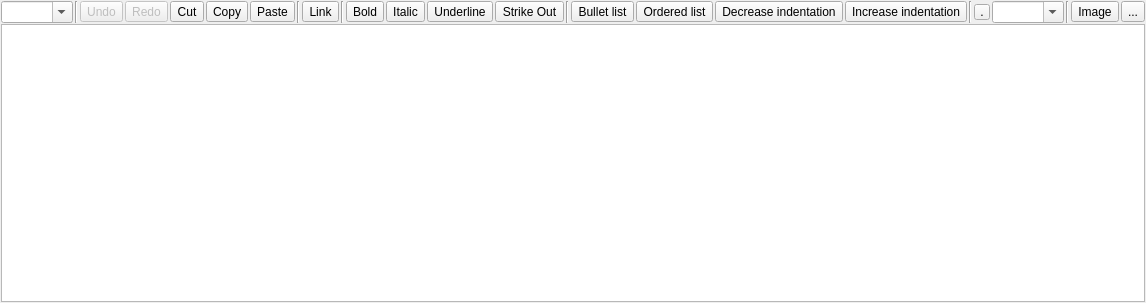
Qt form mrichtextedit.ui (vedderb/bldc-tool) before a commit.
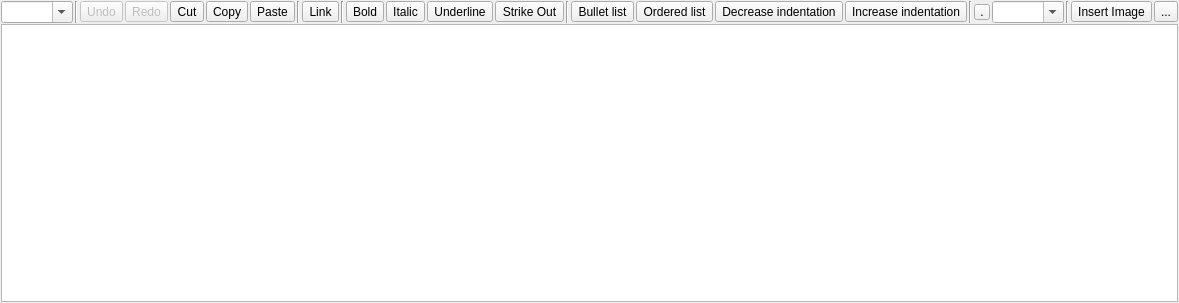
The same form after that commit. Icons and pictures are not drawn. Custom widgets are drawn as their Qt base class.

Patch:
```diff
--- a/mrichtextedit.ui
+++ b/mrichtextedit.ui
@@ -6,7 +6,7 @@
    <rect>
     <x>0</x>
     <y>0</y>
-    <width>864</width>
+    <width>888</width>
     <height>303</height>
    </rect>
   </property>
@@ -491,7 +491,7 @@
       <item>
        <widget class="QToolButton" name="f_image">
         <property name="text">
-         <string notr="true">Image</string>
+         <string notr="true">Insert Image</string>
         </property>
        </widget>
       </item>
```
